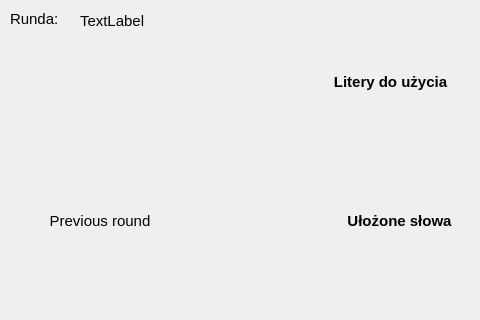
Old version of the form WordBuilder/gamewindow.ui in the repository Yorlock/WordBuilder_SK; both pictures show x 0 to 480 and y 0 to 320 of the 800 by 620 pixel window.
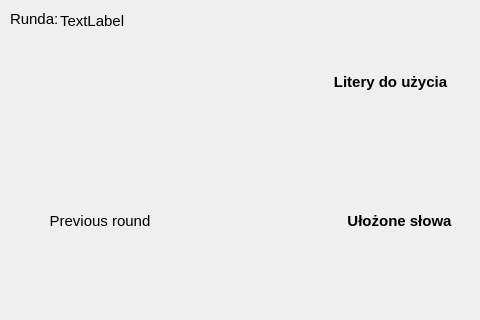
New version of the form.

```diff
--- a/WordBuilder/gamewindow.ui
+++ b/WordBuilder/gamewindow.ui
@@ -160,7 +160,7 @@
     <set>Qt::AlignBottom|Qt::AlignHCenter</set>
    </property>
   </widget>
-  <widget class="QWidget" name="">
+  <widget class="QWidget" name="layoutWidget">
    <property name="geometry">
     <rect>
      <x>210</x>
@@ -184,7 +184,7 @@
     </property>
    </layout>
   </widget>
-  <widget class="QWidget" name="">
+  <widget class="QWidget" name="layoutWidget">
    <property name="geometry">
     <rect>
      <x>600</x>
@@ -195,7 +195,7 @@
    </property>
    <layout class="QVBoxLayout" name="rankingVerticalLayout"/>
   </widget>
-  <widget class="QWidget" name="">
+  <widget class="QWidget" name="layoutWidget">
    <property name="geometry">
     <rect>
      <x>20</x>
@@ -206,7 +206,7 @@
    </property>
    <layout class="QVBoxLayout" name="solvedVerticalLayout"/>
   </widget>
-  <widget class="QWidget" name="">
+  <widget class="QWidget" name="layoutWidget">
    <property name="geometry">
     <rect>
      <x>210</x>
@@ -321,7 +321,7 @@
   <widget class="QLabel" name="roundLabelValue">
    <property name="geometry">
     <rect>
-     <x>80</x>
+     <x>60</x>
      <y>10</y>
      <width>71</width>
      <height>21</height>
```
Left out of the diff: 3 changed lines with no effect on the pictures.
